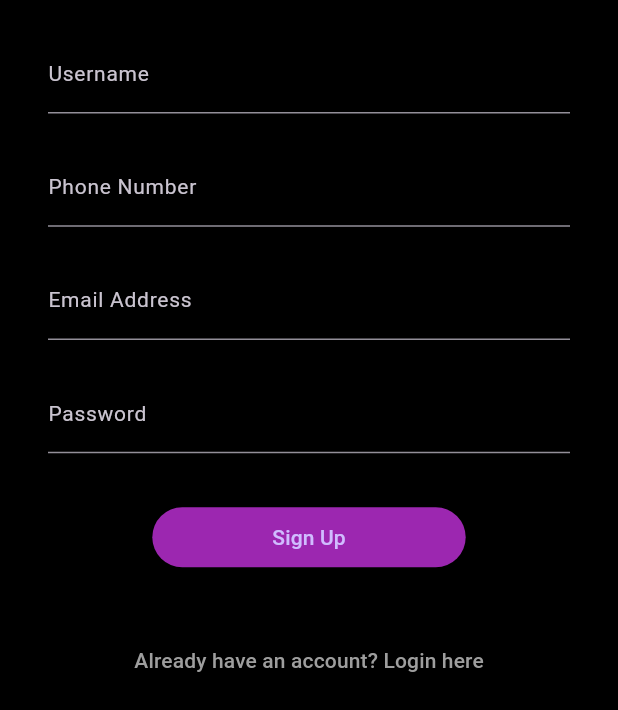
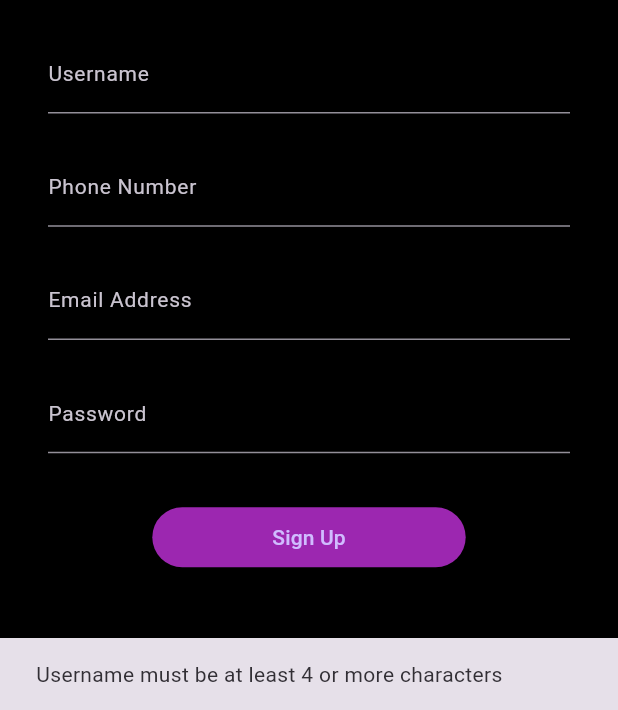
Before and after one commit to renson1123/Capstone-Project, a Flutter app: the SignUpScreen screen opened directly, scrolled down 89 dp, after a tap on "Sign Up", on a phone screen of 412 x 824 dp, the part 526-1236 px from its top. Run offline on Flutter 3.47's test engine with Material 3 defaults, Android fonts, the phone set to English and light mode, and no system bars; our stand-ins replace connectivity_plus.

Commit message:
Writing Signup Form Validation

```diff
--- a/lib/authentication/signup_screen.dart
+++ b/lib/authentication/signup_screen.dart
@@ -22,6 +22,33 @@ class _SignUpScreenState extends State<SignUpScreen>
   checkIfNetworkIsAvailable()
   {
     cMethods.checkConnectivity(context);
+
+    // Form Validation
+    signUpFormValidation();
+  }
+
+  signUpFormValidation()
+  {
+    if(usernameTextEditingController.text.trim().length < 3)
+      {
+        cMethods.displaySnackBar("Username must be at least 4 or more characters", context);
+      }
+    else if (phoneNumberTextEditingController.text.trim().length < 10)
+      {
+        cMethods.displaySnackBar("Phone number must be at least 11 digits", context);
+      }
+    else if (!emailTextEditingController.text.contains("@"))
+      {
+        cMethods.displaySnackBar("Please enter a valid Email Address", context);
+      }
+    else if (passwordTextEditingController.text.trim().length < 7)
+      {
+        cMethods.displaySnackBar("Password must be at least 8 or more characters", context);
+      }
+    else
+      {
+        // Register user
+      }
   }
 
   @override
```
